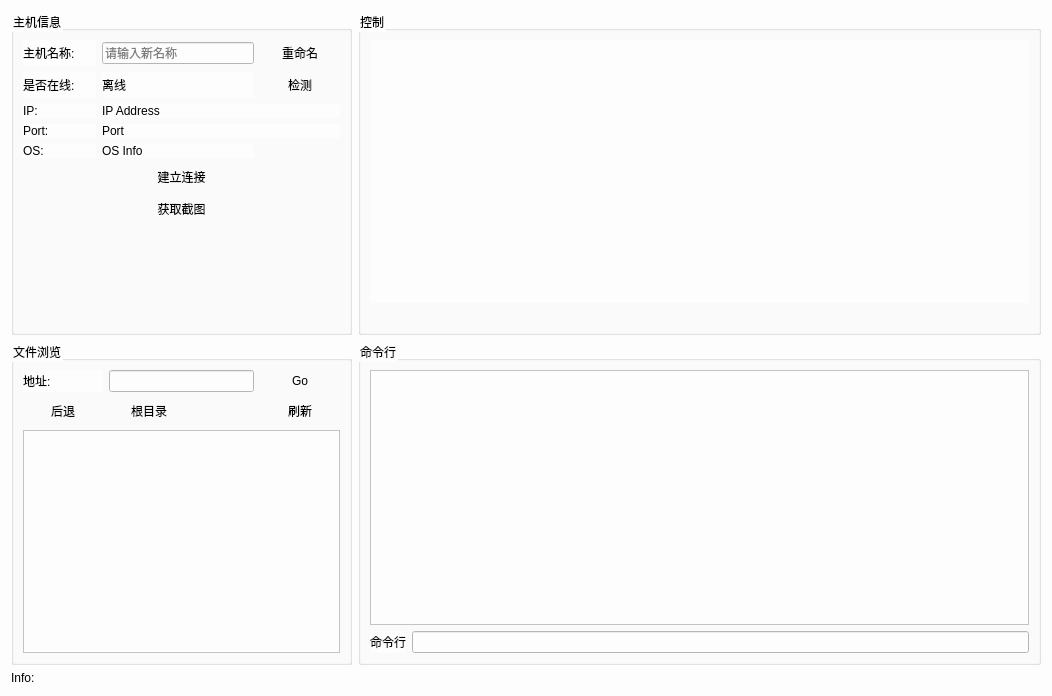
Qt form Detail.ui (oxhc/Trojan_X) before a commit.
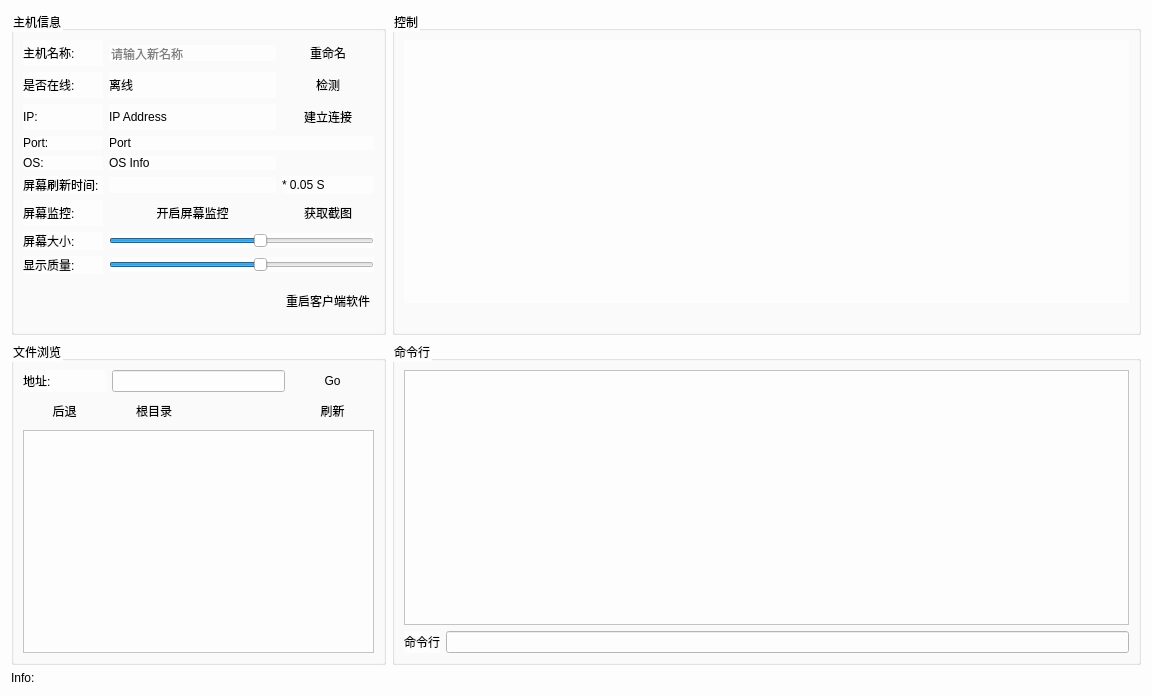
The same form after that commit.

```diff
--- a/Detail.ui
+++ b/Detail.ui
@@ -6,7 +6,7 @@
    <rect>
     <x>0</x>
     <y>0</y>
-    <width>1052</width>
+    <width>1152</width>
     <height>696</height>
    </rect>
   </property>
@@ -154,13 +154,62 @@
      <layout class="QGridLayout" name="gridLayout_2">
       <item row="0" column="0">
        <layout class="QGridLayout" name="gridLayout_3">
+        <item row="4" column="2" colspan="3">
+         <widget class="QLabel" name="portlabel">
+          <property name="text">
+           <string>Port</string>
+          </property>
+         </widget>
+        </item>
+        <item row="2" column="2" colspan="2">
+         <widget class="QLabel" name="iplable">
+          <property name="text">
+           <string>IP Address</string>
+          </property>
+         </widget>
+        </item>
         <item row="4" column="1">
+         <widget class="QLabel" name="label_3">
+          <property name="text">
+           <string>Port:</string>
+          </property>
+         </widget>
+        </item>
+        <item row="11" column="1">
+         <widget class="QLabel" name="label_14">
+          <property name="text">
+           <string>显示质量:</string>
+          </property>
+         </widget>
+        </item>
+        <item row="7" column="1">
+         <widget class="QLabel" name="label_10">
+          <property name="text">
+           <string>屏幕刷新时间:</string>
+          </property>
+         </widget>
+        </item>
+        <item row="0" column="1">
+         <widget class="QLabel" name="label_4">
+          <property name="text">
+           <string>主机名称:</string>
+          </property>
+         </widget>
+        </item>
+        <item row="5" column="1">
          <widget class="QLabel" name="label_8">
           <property name="text">
            <string>OS:</string>
           </property>
          </widget>
         </item>
+        <item row="10" column="1">
+         <widget class="QLabel" name="label_13">
+          <property name="text">
+           <string>屏幕大小:</string>
+          </property>
+         </widget>
+        </item>
         <item row="1" column="1">
          <widget class="QLabel" name="label_6">
           <property name="text">
@@ -168,6 +217,13 @@
           </property>
          </widget>
         </item>
+        <item row="9" column="1">
+         <widget class="QLabel" name="label_12">
+          <property name="text">
+           <string>屏幕监控:</string>
+          </property>
+         </widget>
+        </item>
         <item row="2" column="1">
          <widget class="QLabel" name="label">
           <property name="text">
@@ -175,6 +231,39 @@
           </property>
          </widget>
         </item>
+        <item row="9" column="4">
+         <widget class="QPushButton" name="get_pic">
+          <property name="text">
+           <string>获取截图</string>
+          </property>
+          <property name="default">
+           <bool>true</bool>
+          </property>
+          <property name="flat">
+           <bool>true</bool>
+          </property>
+         </widget>
+        </item>
+        <item row="1" column="4">
+         <widget class="QPushButton" name="detect_online">
+          <property name="text">
+           <string>检测</string>
+          </property>
+          <property name="default">
+           <bool>true</bool>
+          </property>
+          <property name="flat">
+           <bool>true</bool>
+          </property>
+         </widget>
+        </item>
+        <item row="5" column="2" colspan="2">
+         <widget class="QLabel" name="label_9">
+          <property name="text">
+           <string>OS Info</string>
+          </property>
+         </widget>
+        </item>
         <item row="0" column="4">
          <widget class="QPushButton" name="rename_button">
           <property name="enabled">
@@ -191,7 +280,7 @@
           </property>
          </widget>
         </item>
-        <item row="5" column="1" colspan="4">
+        <item row="2" column="4">
          <widget class="QPushButton" name="connect_button">
           <property name="text">
            <string>建立连接</string>
@@ -204,13 +293,43 @@
           </property>
          </widget>
         </item>
+        <item row="9" column="2" colspan="2">
+         <widget class="QPushButton" name="startpic">
+          <property name="text">
+           <string>开启屏幕监控</string>
+          </property>
+          <property name="default">
+           <bool>true</bool>
+          </property>
+          <property name="flat">
+           <bool>true</bool>
+          </property>
+         </widget>
+        </item>
+        <item row="7" column="2" colspan="2">
+         <widget class="QLineEdit" name="flushtime">
+          <property name="frame">
+           <bool>false</bool>
+          </property>
+          <property name="alignment">
+           <set>Qt::AlignRight|Qt::AlignTrailing|Qt::AlignVCenter</set>
+          </property>
+         </widget>
+        </item>
+        <item row="1" column="2" colspan="2">
+         <widget class="QLabel" name="online_label">
+          <property name="text">
+           <string>离线</string>
+          </property>
+         </widget>
+        </item>
         <item row="0" column="2" colspan="2">
          <widget class="QLineEdit" name="newname_input">
           <property name="enabled">
            <bool>true</bool>
           </property>
           <property name="frame">
-           <bool>true</bool>
+           <bool>false</bool>
           </property>
           <property name="readOnly">
            <bool>false</bool>
@@ -220,75 +339,7 @@
           </property>
          </widget>
         </item>
-        <item row="0" column="1">
-         <widget class="QLabel" name="label_4">
-          <property name="text">
-           <string>主机名称:</string>
-          </property>
-         </widget>
-        </item>
-        <item row="4" column="2" colspan="2">
-         <widget class="QLabel" name="label_9">
-          <property name="text">
-           <string>OS Info</string>
-          </property>
-         </widget>
-        </item>
-        <item row="3" column="2" colspan="3">
-         <widget class="QLabel" name="portlabel">
-          <property name="text">
-           <string>Port</string>
-          </property>
-         </widget>
-        </item>
-        <item row="1" column="2" colspan="2">
-         <widget class="QLabel" name="online_label">
-          <property name="text">
-           <string>离线</string>
-          </property>
-         </widget>
-        </item>
-        <item row="2" column="2" colspan="3">
-         <widget class="QLabel" name="iplable">
-          <property name="text">
-           <string>IP Address</string>
-          </property>
-         </widget>
-        </item>
-        <item row="6" column="1" colspan="4">
-         <widget class="QPushButton" name="get_pic">
-          <property name="text">
-           <string>获取截图</string>
-          </property>
-          <property name="default">
-           <bool>true</bool>
-          </property>
-          <property name="flat">
-           <bool>true</bool>
-          </property>
-         </widget>
-        </item>
-        <item row="3" column="1">
-         <widget class="QLabel" name="label_3">
-          <property name="text">
-           <string>Port:</string>
-          </property>
-         </widget>
-        </item>
-        <item row="1" column="4">
-         <widget class="QPushButton" name="detect_online">
-          <property name="text">
-           <string>检测</string>
-          </property>
-          <property name="default">
-           <bool>true</bool>
-          </property>
-          <property name="flat">
-           <bool>true</bool>
-          </property>
-         </widget>
-        </item>
-        <item row="7" column="1">
+        <item row="12" column="1">
          <spacer name="verticalSpacer">
           <property name="orientation">
            <enum>Qt::Vertical</enum>
@@ -301,6 +352,82 @@
           </property>
          </spacer>
         </item>
+        <item row="7" column="4">
+         <widget class="QLabel" name="label_11">
+          <property name="text">
+           <string>* 0.05 S</string>
+          </property>
+         </widget>
+        </item>
+        <item row="11" column="2" colspan="3">
+         <widget class="QSlider" name="remotewidth">
+          <property name="minimum">
+           <number>20</number>
+          </property>
+          <property name="maximum">
+           <number>1200</number>
+          </property>
+          <property name="singleStep">
+           <number>100</number>
+          </property>
+          <property name="pageStep">
+           <number>100</number>
+          </property>
+          <property name="value">
+           <number>700</number>
+          </property>
+          <property name="orientation">
+           <enum>Qt::Horizontal</enum>
+          </property>
+         </widget>
+        </item>
+        <item row="10" column="2" colspan="3">
+         <widget class="QSlider" name="localwidth">
+          <property name="minimum">
+           <number>20</number>
+          </property>
+          <property name="maximum">
+           <number>1200</number>
+          </property>
+          <property name="singleStep">
+           <number>100</number>
+          </property>
+          <property name="pageStep">
+           <number>100</number>
+          </property>
+          <property name="value">
+           <number>700</number>
+          </property>
+          <property name="orientation">
+           <enum>Qt::Horizontal</enum>
+          </property>
+          <property name="invertedAppearance">
+           <bool>false</bool>
+          </property>
+          <property name="invertedControls">
+           <bool>false</bool>
+          </property>
+          <property name="tickPosition">
+           <enum>QSlider::NoTicks</enum>
+          </property>
+          <property name="tickInterval">
+           <number>1</number>
+          </property>
+         </widget>
+        </item>
+        <item row="12" column="4">
+         <widget class="QPushButton" name="restartbutton">
+          <property name="text">
+           <string>重启客户端软件</string>
+          </property>
+          <property name="default">
+           <bool>true</bool>
+          </property>
+          <property name="flat">
+           <bool>true</bool>
+          </property>
+         </widget>
+        </item>
        </layout>
       </item>
      </layout>
```
